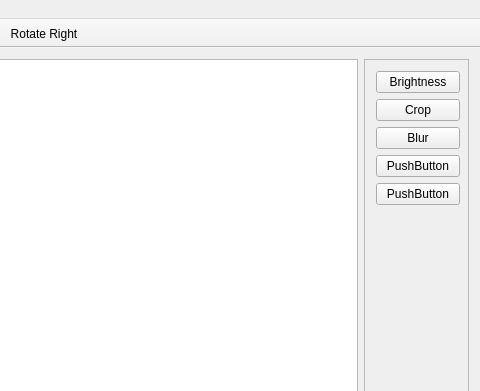
Before: the Qt Designer form src/gui/mainwindow.ui in CervecerosCodigo/CCIMP, drawn with Qt 5; both pictures show x 800 to 1280 and y 0 to 391 of the 1280 by 720 pixel window.
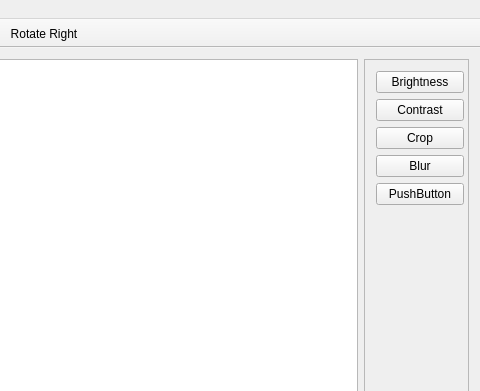
After: the same form once the commit is applied. Icons and pictures are not drawn.

Commit message: Contrast implemented

What changed in the file:
```diff
--- a/src/gui/mainwindow.ui
+++ b/src/gui/mainwindow.ui
@@ -80,12 +80,39 @@
          <rect>
           <x>0</x>
           <y>0</y>
-          <width>106</width>
-          <height>182</height>
+          <width>110</width>
+          <height>271</height>
          </rect>
         </property>
         <layout class="QFormLayout" name="formLayout">
-         <item row="5" column="0">
+         <item row="0" column="0" colspan="2">
+          <widget class="QPushButton" name="brightnessButton">
+           <property name="text">
+            <string>Brightness</string>
+           </property>
+           <property name="autoDefault">
+            <bool>false</bool>
+           </property>
+           <property name="flat">
+            <bool>false</bool>
+           </property>
+          </widget>
+         </item>
+         <item row="2" column="0" colspan="2">
+          <widget class="QPushButton" name="cropButton">
+           <property name="text">
+            <string>Crop</string>
+           </property>
+          </widget>
+         </item>
+         <item row="3" column="0" colspan="2">
+          <widget class="QPushButton" name="blurButton">
+           <property name="text">
+            <string>Blur</string>
+           </property>
+          </widget>
+         </item>
+         <item row="6" column="0">
           <spacer name="verticalSpacer">
            <property name="orientation">
             <enum>Qt::Vertical</enum>
@@ -98,37 +125,10 @@
            </property>
           </spacer>
          </item>
-         <item row="0" column="0" colspan="2">
-          <widget class="QPushButton" name="brightnessButton">
-           <property name="text">
-            <string>Brightness</string>
-           </property>
-           <property name="autoDefault">
-            <bool>false</bool>
-           </property>
-           <property name="flat">
-            <bool>false</bool>
-           </property>
-          </widget>
-         </item>
          <item row="1" column="0" colspan="2">
-          <widget class="QPushButton" name="cropButton">
+          <widget class="QPushButton" name="contrastButton">
            <property name="text">
-            <string>Crop</string>
-           </property>
-          </widget>
-         </item>
-         <item row="2" column="0" colspan="2">
-          <widget class="QPushButton" name="blurButton">
-           <property name="text">
-            <string>Blur</string>
-           </property>
-          </widget>
-         </item>
-         <item row="3" column="0" colspan="2">
-          <widget class="QPushButton" name="pushButton_4">
-           <property name="text">
-            <string>PushButton</string>
+            <string>Contrast</string>
            </property>
           </widget>
          </item>
```
The commit also changes 14 other files.
